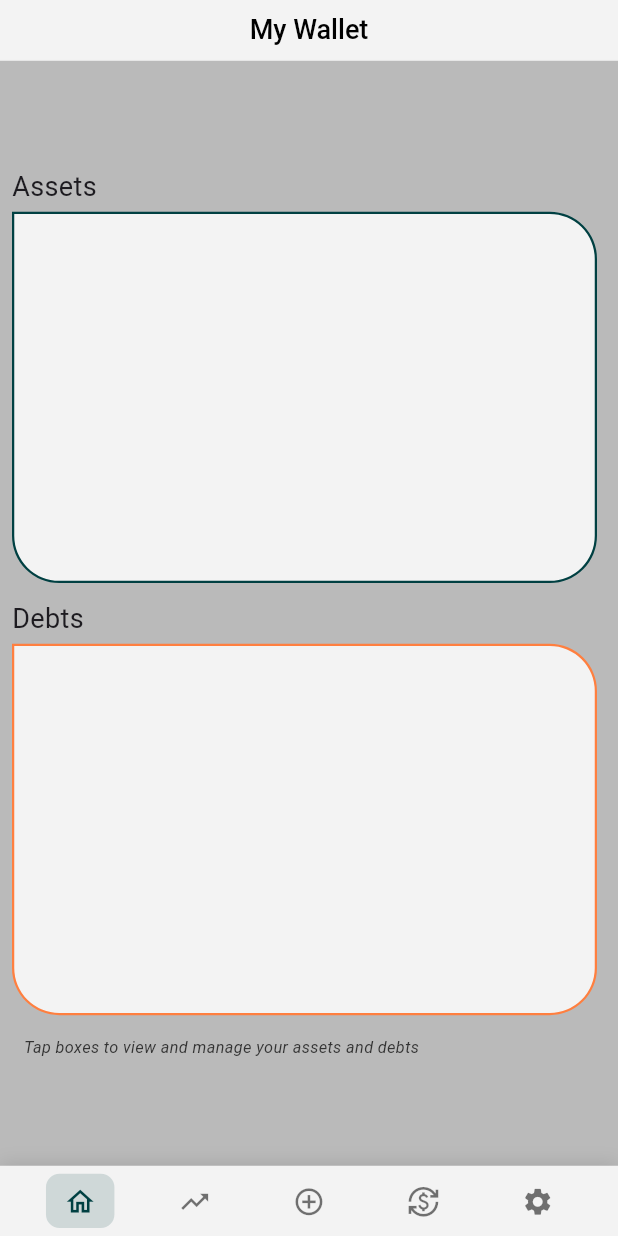
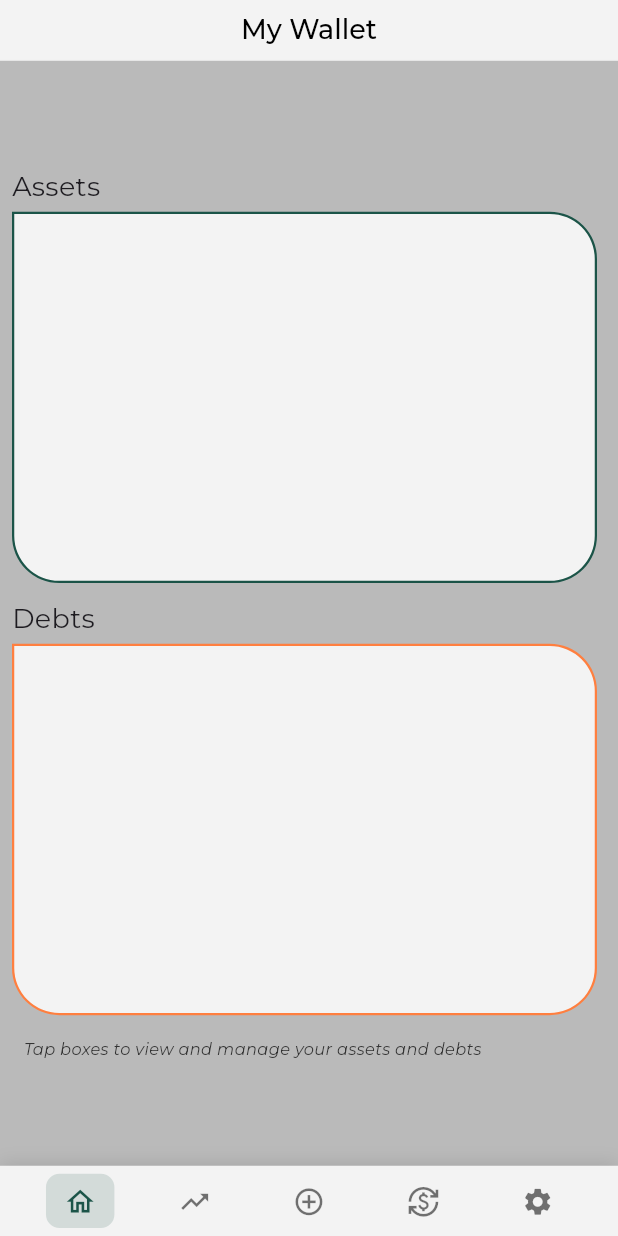
Before and after one commit to YigitAkture/InvesTracker, a Flutter app: the MainLayout screen opened directly, on a phone screen of 412 x 824 dp. Run offline on Flutter 3.47's test engine with Material 3 defaults, Android fonts, the phone set to English and light mode, and no system bars; our stand-ins replace flutter_screenutil, google_fonts, shared_preferences; accounts and stored records are empty; network calls fail.

Commit message:
change font family to montserrat change app colors

```diff
--- a/inves_tracker/lib/core/constants/app_colors.dart
+++ b/inves_tracker/lib/core/constants/app_colors.dart
@@ -21,7 +21,7 @@ class AppColors {
   static const Color grey = Color(0xFF505050);
 
   // --- Light Colors ---
-  static const Color primaryLight = Color(0xFF004042);
+  static const Color primaryLight = Color(0xFF1B5448);
   static const Color secondaryLight = Color(0xFFFF7F3F);
   static const Color backgroundLight = Color(0xFFBABABA);
   static const Color backgroundLight2 = Color(0xFFDEDEDE);
@@ -29,13 +29,12 @@ class AppColors {
   static const Color titleLight = Color(0xFF333333);
 
   // --- Dark Colors ---
-  static const Color primaryDark = Color(0xFF00F5FF);
-  static const Color secondaryDark = Color(0xFFE83C91);
+  static const Color primaryDark = Color(0xFF49C0FF);
+  static const Color secondaryDark = Color(0xFFEC3B80);
   static const Color backgroundDark = Color(0xFF27283D);
   static const Color backgroundDark2 = Color(0xFF2D2D47);
   static const Color foregroundDark = Color(0xFF41415D);
   static const Color titleDark = Color(0xFFA5A5A5);
-
 
   // --- Dynamic Getters ---
   static Color primary(BuildContext context) {
--- a/inves_tracker/lib/core/theme/dark_theme.dart
+++ b/inves_tracker/lib/core/theme/dark_theme.dart
@@ -1,10 +1,12 @@
 import 'package:flutter/material.dart';
+import 'package:google_fonts/google_fonts.dart';
 import '../constants/app_colors.dart';
 
 final ThemeData darkTheme = ThemeData(
   brightness: Brightness.dark,
   primaryColor: AppColors.primaryDark,
   scaffoldBackgroundColor: AppColors.backgroundDark,
+  textTheme: GoogleFonts.montserratTextTheme(ThemeData.dark().textTheme),
   appBarTheme: const AppBarTheme(
     backgroundColor: AppColors.backgroundDark,
     foregroundColor: Colors.white,
--- a/inves_tracker/lib/core/theme/light_theme.dart
+++ b/inves_tracker/lib/core/theme/light_theme.dart
@@ -1,10 +1,12 @@
 import 'package:flutter/material.dart';
+import 'package:google_fonts/google_fonts.dart';
 import '../constants/app_colors.dart';
 
 final ThemeData lightTheme = ThemeData(
   brightness: Brightness.light,
   primaryColor: AppColors.primaryLight,
   scaffoldBackgroundColor: AppColors.backgroundLight,
+  textTheme: GoogleFonts.montserratTextTheme(ThemeData.light().textTheme),
   appBarTheme: AppBarTheme(
     backgroundColor: AppColors.backgroundLight,
     foregroundColor: Colors.black,
--- a/inves_tracker/lib/views/market/market_screen.dart
+++ b/inves_tracker/lib/views/market/market_screen.dart
@@ -137,7 +137,7 @@ class _MarketScreenState extends State<MarketScreen> {
                           padding: EdgeInsets.symmetric(vertical: 12.h),
                           decoration: BoxDecoration(
                             color: _selectedTab == 0
-                                ? AppColors.primary(context).withValues(alpha: 0.25)
+                                ? AppColors.primary(context).withValues(alpha: 0.8)
                                 : Colors.transparent,
                             borderRadius: BorderRadius.circular(10.r),
                           ),
@@ -164,7 +164,7 @@ class _MarketScreenState extends State<MarketScreen> {
                           padding: EdgeInsets.symmetric(vertical: 12.h),
                           decoration: BoxDecoration(
                             color: _selectedTab == 1
-                                ? AppColors.primary(context).withValues(alpha: 0.25)
+                                ? AppColors.primary(context).withValues(alpha: 0.8)
                                 : Colors.transparent,
                             borderRadius: BorderRadius.circular(10.r),
                           ),
--- a/inves_tracker/lib/views/wallet/wallet_screen.dart
+++ b/inves_tracker/lib/views/wallet/wallet_screen.dart
@@ -63,7 +63,7 @@ class _WalletScreenState extends State<WalletScreen> {
                       padding: EdgeInsets.symmetric(vertical: 12.h),
                       decoration: BoxDecoration(
                         color: _selectedTab == 0
-                            ? AppColors.primary(context).withValues(alpha: 0.25)
+                            ? AppColors.primary(context).withValues(alpha: 0.8)
                             : Colors.transparent,
                         borderRadius: BorderRadius.circular(10.r),
                       ),
@@ -91,7 +91,7 @@ class _WalletScreenState extends State<WalletScreen> {
                       padding: EdgeInsets.symmetric(vertical: 12.h),
                       decoration: BoxDecoration(
                         color: _selectedTab == 1
-                            ? AppColors.primary(context).withValues(alpha: 0.25)
+                            ? AppColors.secondary(context).withValues(alpha: 0.8)
                             : Colors.transparent,
                         borderRadius: BorderRadius.circular(10.r),
                       ),
--- a/inves_tracker/pubspec.yaml
+++ b/inves_tracker/pubspec.yaml
@@ -21,6 +21,7 @@ dependencies:
   shared_preferences: ^2.5.3
   intl: ^0.20.2
   flutter_gen: ^5.12.0
+  google_fonts: ^6.3.3
 
 dev_dependencies:
   flutter_test:
```
Also changed, not shown: 1 other file.
